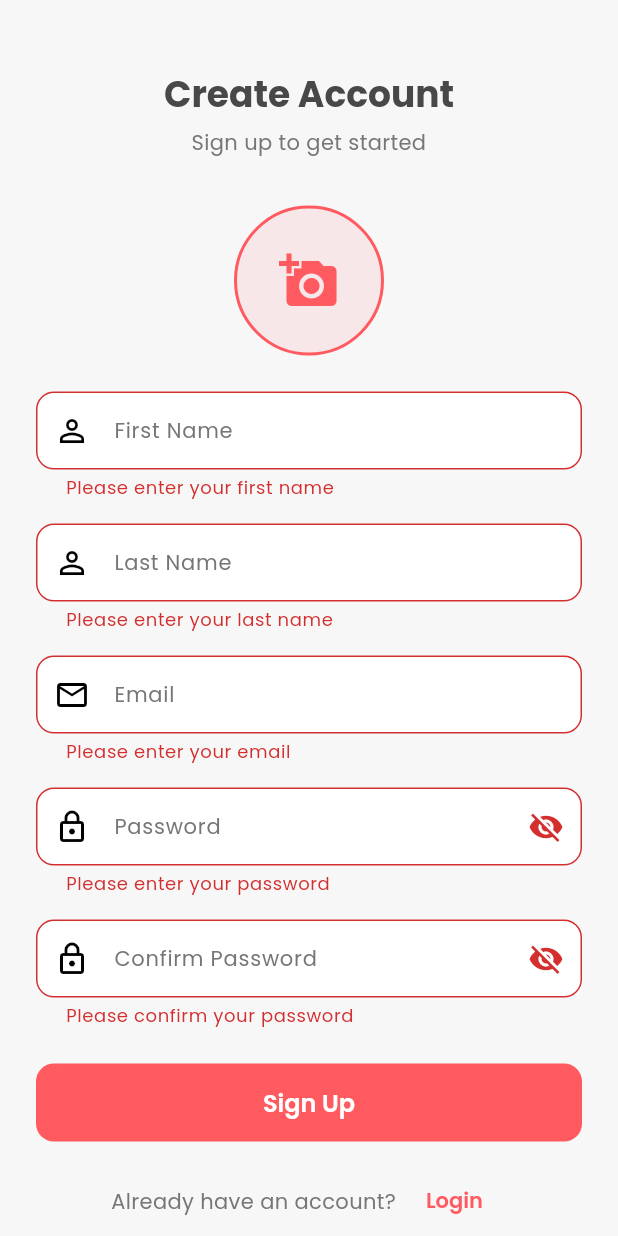
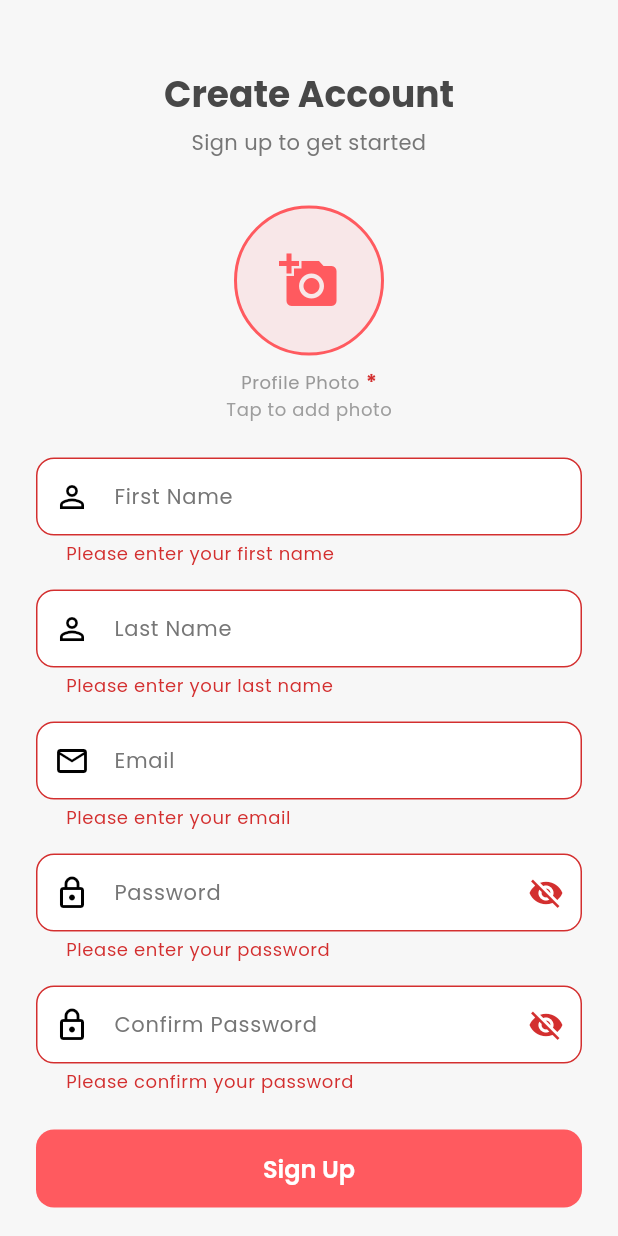
Before and after one commit to iamdazkdev/Rental-Home-Project, a Flutter app: the RegisterScreen screen opened by its route, after a tap on "Sign Up", on a phone screen of 412 x 824 dp. Run offline on Flutter 3.47's test engine with Material 3 defaults, Android fonts, the phone set to English and light mode, and no system bars; our stand-ins replace cached_network_image, carousel_slider, flutter_datetime_picker_plus, flutter_secure_storage, google_fonts, image_picker and 3 more; accounts and stored records are empty; project files that could hold a hidden picture were left out.

Commit message:
feat: enhance user registration process with improved image upload handling and validation

```diff
--- a/mobile/lib/models/listing.dart
+++ b/mobile/lib/models/listing.dart
@@ -19,13 +19,12 @@ class Listing {
   final String highlight;
   final String highlightDesc;
   final double price;
-  final String? priceType; // 'daily' or 'monthly'
+  final String? priceType;
   final bool isAvailable;
   final bool isHidden;
   final DateTime? createdAt;
   final DateTime? updatedAt;
 
-  // Populated creator data (if available)
   final Map<String, dynamic>? creatorData;
 
   Listing({
--- a/mobile/lib/screens/auth/register_screen.dart
+++ b/mobile/lib/screens/auth/register_screen.dart
@@ -47,6 +47,17 @@ class _RegisterScreenState extends State<RegisterScreen> {
   Future<void> _handleRegister() async {
     if (!_formKey.currentState!.validate()) return;
 
+    // Validate profile image is required
+    if (_profileImage == null) {
+      ScaffoldMessenger.of(context).showSnackBar(
+        const SnackBar(
+          content: Text('Please select a profile image'),
+          backgroundColor: AppTheme.errorColor,
+        ),
+      );
+      return;
+    }
+
     final authProvider = context.read<AuthProvider>();
 
     final success = await authProvider.register(
@@ -60,7 +71,20 @@ class _RegisterScreenState extends State<RegisterScreen> {
     if (!mounted) return;
 
     if (success) {
-      Navigator.of(context).pushReplacementNamed('/home');
+      // Show success message
+      ScaffoldMessenger.of(context).showSnackBar(
+        const SnackBar(
+          content: Text('Registration successful! Please login.'),
+          backgroundColor: AppTheme.successColor,
+          duration: Duration(seconds: 3),
+        ),
+      );
+
+      // Navigate to login screen after successful registration
+      await Future.delayed(const Duration(seconds: 1));
+      if (mounted) {
+        Navigator.of(context).pushReplacementNamed('/login');
+      }
     } else {
       ScaffoldMessenger.of(context).showSnackBar(
         SnackBar(
@@ -96,9 +120,11 @@ class _RegisterScreenState extends State<RegisterScreen> {
                   textAlign: TextAlign.center,
                 ),
                 const SizedBox(height: 32),
-                // Profile Image
+                // Profile Image (Required)
                 Center(
-                  child: GestureDetector(
+                  child: Column(
+                    children: [
+                      GestureDetector(
                         onTap: _pickImage,
                         child: Container(
                           width: 100,
@@ -125,6 +151,34 @@ class _RegisterScreenState extends State<RegisterScreen> {
                                   color: AppTheme.primaryColor,
                                 ),
                         ),
+                      ),
+                      const SizedBox(height: 8),
+                      Row(
+                        mainAxisAlignment: MainAxisAlignment.center,
+                        children: [
+                          Text(
+                            'Profile Photo',
+                            style: Theme.of(context).textTheme.bodySmall,
+                          ),
+                          const SizedBox(width: 4),
+                          const Text(
+                            '*',
+                            style: TextStyle(
+                              color: AppTheme.errorColor,
+                              fontWeight: FontWeight.bold,
+                            ),
+                          ),
+                        ],
+                      ),
+                      Text(
+                        _profileImage != null ? 'Photo selected' : 'Tap to add photo',
+                        style: Theme.of(context).textTheme.bodySmall?.copyWith(
+                              color: _profileImage != null
+                                ? AppTheme.successColor
+                                : Colors.grey,
+                            ),
+                      ),
+                    ],
                   ),
                 ),
                 const SizedBox(height: 24),
@@ -194,13 +248,27 @@ class _RegisterScreenState extends State<RegisterScreen> {
                         });
                       },
                     ),
+                    helperText: '8+ chars, uppercase, lowercase, number',
+                    helperMaxLines: 2,
                   ),
                   validator: (value) {
                     if (value == null || value.isEmpty) {
                       return 'Please enter your password';
                     }
-                    if (value.length < 6) {
-                      return 'Password must be at least 6 characters';
+                    if (value.length < 8) {
+                      return 'Password must be at least 8 characters';
+                    }
+                    // Check for uppercase letter
+                    if (!RegExp(r'[A-Z]').hasMatch(value)) {
+                      return 'Password must contain at least one uppercase letter';
+                    }
+                    // Check for lowercase letter
+                    if (!RegExp(r'[a-z]').hasMatch(value)) {
+                      return 'Password must contain at least one lowercase letter';
+                    }
+                    // Check for number
+                    if (!RegExp(r'[0-9]').hasMatch(value)) {
+                      return 'Password must contain at least one number';
                     }
                     return null;
                   },
```
Also changed, not shown: mobile/lib/services/auth_service.dart (+13 -10 lines), 2 other files. Lines whose indentation alone changed are shown as unchanged.
